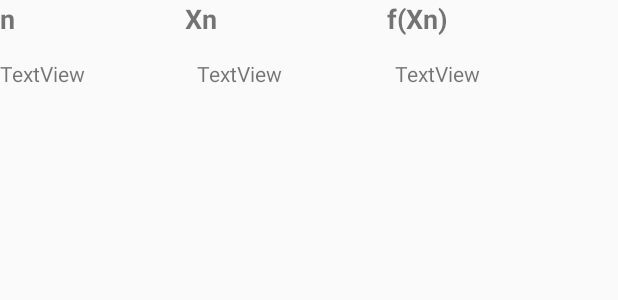
After one commit to sebospc/numerical_analysis_2s, an Android app: the layout incremental_search_list_adapter.xml on its own in the app's theme, with its tools: preview values and no code run, on a phone screen of 412 x 824 dp. The commit adds this screen. Shown: the top 300 px of the screen. Run offline under Robolectric (Android 15) with nearby library versions, the phone set to English and light mode, and no system bars.

Commit message:
Añadiendo la tabla para Búsquedas Incrementales

```diff
--- /dev/null
+++ b/app/src/main/res/layout/incremental_search_list_adapter.xml
@@ -0,0 +1,80 @@
+<?xml version="1.0" encoding="utf-8"?>
+<android.support.constraint.ConstraintLayout
+    xmlns:android="http://schemas.android.com/apk/res/android"
+    xmlns:tools="http://schemas.android.com/tools"
+    android:layout_width="match_parent"
+    android:layout_height="match_parent">
+
+    <LinearLayout
+        android:layout_width="match_parent"
+        android:layout_height="match_parent"
+        android:orientation="vertical">
+
+        <LinearLayout
+            android:layout_width="match_parent"
+            android:layout_height="39dp"
+            android:orientation="horizontal"
+            tools:layout_editor_absoluteX="8dp"
+            tools:layout_editor_absoluteY="8dp">
+
+            <TextView
+                android:id="@+id/titleN"
+                android:layout_width="wrap_content"
+                android:layout_height="wrap_content"
+                android:layout_weight="1"
+                android:foregroundGravity="center"
+                android:text="n"
+                android:textSize="18sp"
+                android:textStyle="bold" />
+
+            <TextView
+                android:id="@+id/titleXn"
+                android:layout_width="wrap_content"
+                android:layout_height="wrap_content"
+                android:layout_weight="1"
+                android:text="Xn"
+                android:textSize="18sp"
+                android:textStyle="bold" />
+
+            <TextView
+                android:id="@+id/titleFXn"
+                android:layout_width="wrap_content"
+                android:layout_height="wrap_content"
+                android:layout_weight="1"
+                android:text="f(Xn)"
+                android:textSize="18sp"
+                android:textStyle="bold" />
+
+        </LinearLayout>
+
+        <LinearLayout
+            android:layout_width="match_parent"
+            android:layout_height="match_parent"
+            android:layout_weight="1"
+            android:orientation="horizontal">
+
+            <TextView
+                android:id="@+id/textViewN"
+                android:layout_width="40dp"
+                android:layout_height="wrap_content"
+                android:layout_weight="1"
+                android:text="TextView" />
+
+            <TextView
+                android:id="@+id/textViewXn"
+                android:layout_width="40dp"
+                android:layout_height="wrap_content"
+                android:layout_weight="1"
+                android:text="TextView" />
+
+            <TextView
+                android:id="@+id/textViewFXn"
+                android:layout_width="wrap_content"
+                android:layout_height="wrap_content"
+                android:layout_weight="1"
+                android:text="TextView" />
+        </LinearLayout>
+
+    </LinearLayout>
+
+</android.support.constraint.ConstraintLayout>
```
Also changed, not shown: app/src/main/java/com/example/sacrew/numericov4/fragments/listViewCustomAdapter/IncrementalSearch.java (added, +41 -0 lines), app/src/main/java/com/example/sacrew/numericov4/fragments/listViewCustomAdapter/IncrementalSearchListAdapter.java (added, +100 -0 lines), app/src/main/java/com/example/sacrew/numericov4/fragments/oneVariableFragments/incrementalSearchFragment.java (+26 -1 lines), app/src/main/res/anim/load_down_anim.xml (added, +8 -0 lines), app/src/main/res/anim/load_up_anim.xml (added, +8 -0 lines), app/src/main/res/layout/fragment_incremental_search.xml (+3 -28 lines).
